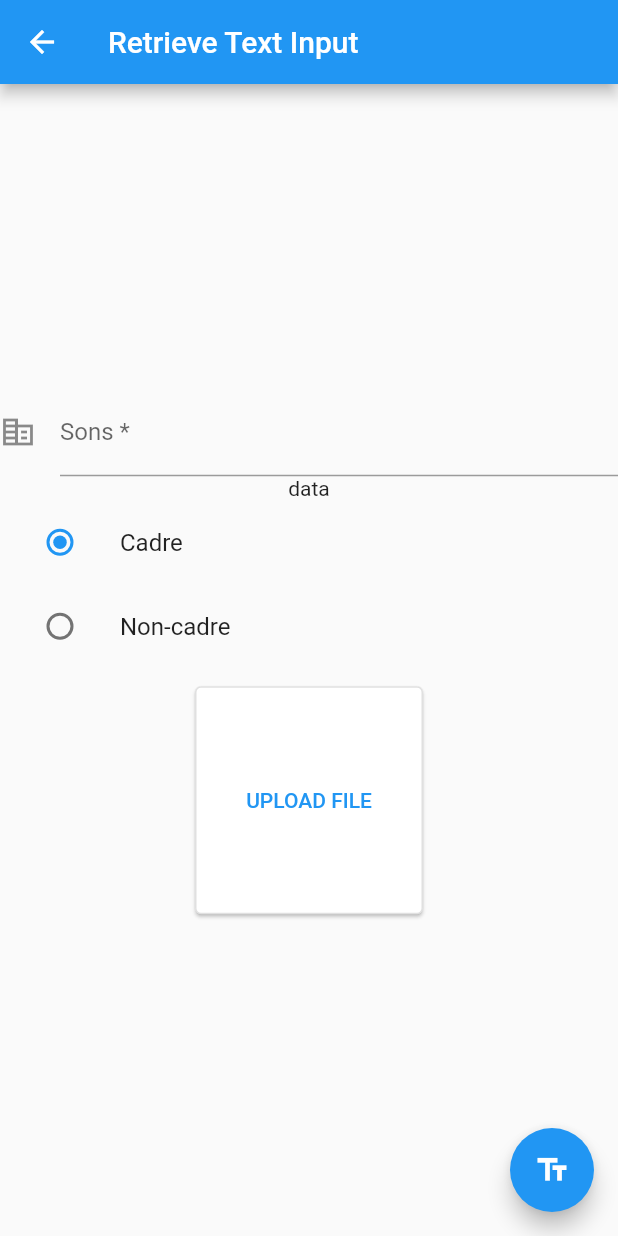
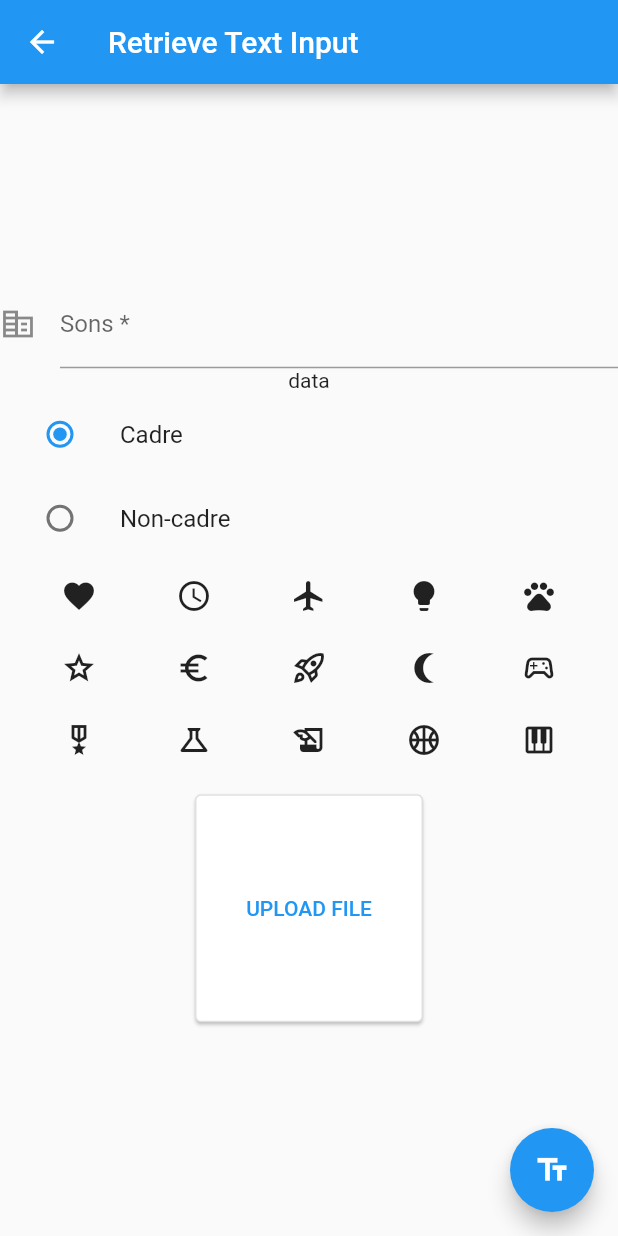
Before and after one commit to yamzal1/popdot, a Flutter app: the MyCustomForm screen opened directly, on a phone screen of 412 x 824 dp. Run offline on Flutter 3.47's test engine with Material 2 defaults, Android fonts, the phone set to English and light mode, and no system bars; our stand-ins replace cloud_firestore, file_picker, firebase_core, firebase_storage, hive, hive_flutter; accounts and stored records are empty.

Commit message:
ajout des icones dans la page de création thème

```diff
--- a/lib/pages/FormuSons.dart
+++ b/lib/pages/FormuSons.dart
@@ -129,6 +129,36 @@ class _MyCustomFormState extends State<MyCustomForm> {
                 onChanged: (value) => updateRadio(value!),
               ),
             ),
+            Row(
+              mainAxisAlignment: MainAxisAlignment.spaceEvenly,
+              children: [
+                IconButton(onPressed: () {}, icon: const Icon(Icons.favorite_outlined)),
+                IconButton(onPressed: () {}, icon: const Icon(Icons.schedule_outlined)),
+                IconButton(onPressed: () {}, icon: const Icon(Icons.flight_outlined)),
+                IconButton(onPressed: () {}, icon: const Icon(Icons.lightbulb)),
+                IconButton(onPressed: () {}, icon: const Icon(Icons.pets_outlined))
+              ],
+            ),
+            Row(
+              mainAxisAlignment: MainAxisAlignment.spaceEvenly,
+              children: [
+                IconButton(onPressed: () {}, icon: const Icon(Icons.grade_outlined)),
+                IconButton(onPressed: () {}, icon: const Icon(Icons.euro_symbol_outlined)),
+                IconButton(onPressed: () {}, icon: const Icon(Icons.rocket_launch_outlined)),
+                IconButton(onPressed: () {}, icon: const Icon(Icons.nightlight_round_outlined)),
+                IconButton(onPressed: () {}, icon: const Icon(Icons.sports_esports_outlined))
+              ],
+            ),
+            Row(
+              mainAxisAlignment: MainAxisAlignment.spaceEvenly,
+              children: [
+                IconButton(onPressed: () {}, icon: const Icon(Icons.military_tech_outlined)),
+                IconButton(onPressed: () {}, icon: const Icon(Icons.science_outlined)),
+                IconButton(onPressed: () {}, icon: const Icon(Icons.history_edu_outlined)),
+                IconButton(onPressed: () {}, icon: const Icon(Icons.sports_basketball_outlined)),
+                IconButton(onPressed: () {}, icon: const Icon(Icons.piano_outlined))
+              ],
+            ),
             Padding(
               padding: const EdgeInsets.all(8.0),
               child: SizedBox(
```
